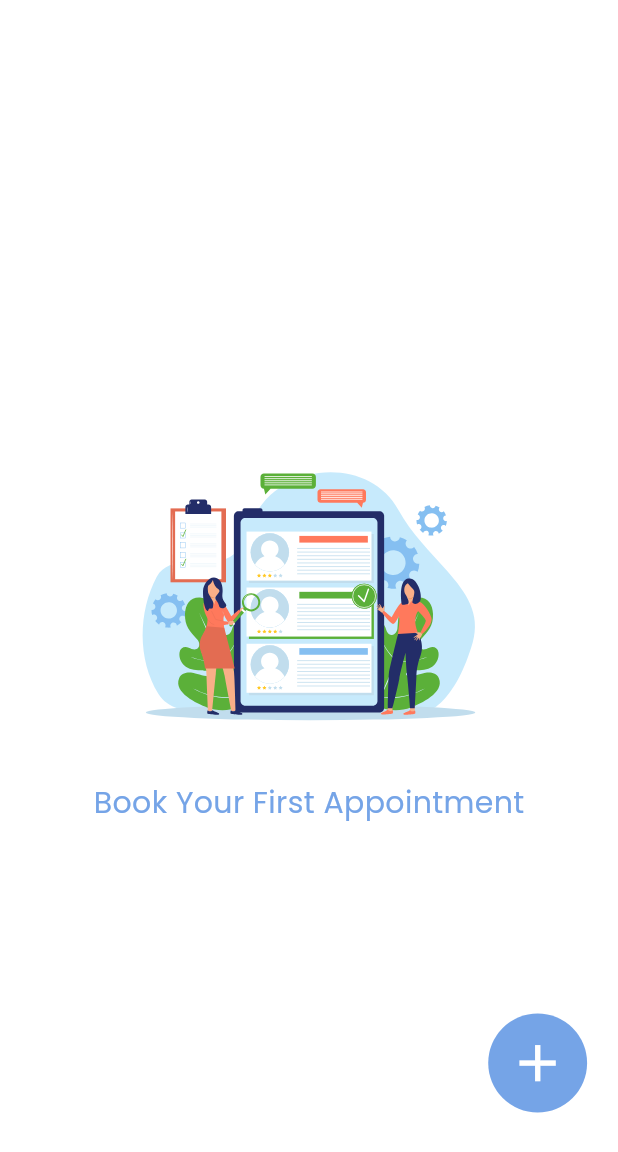
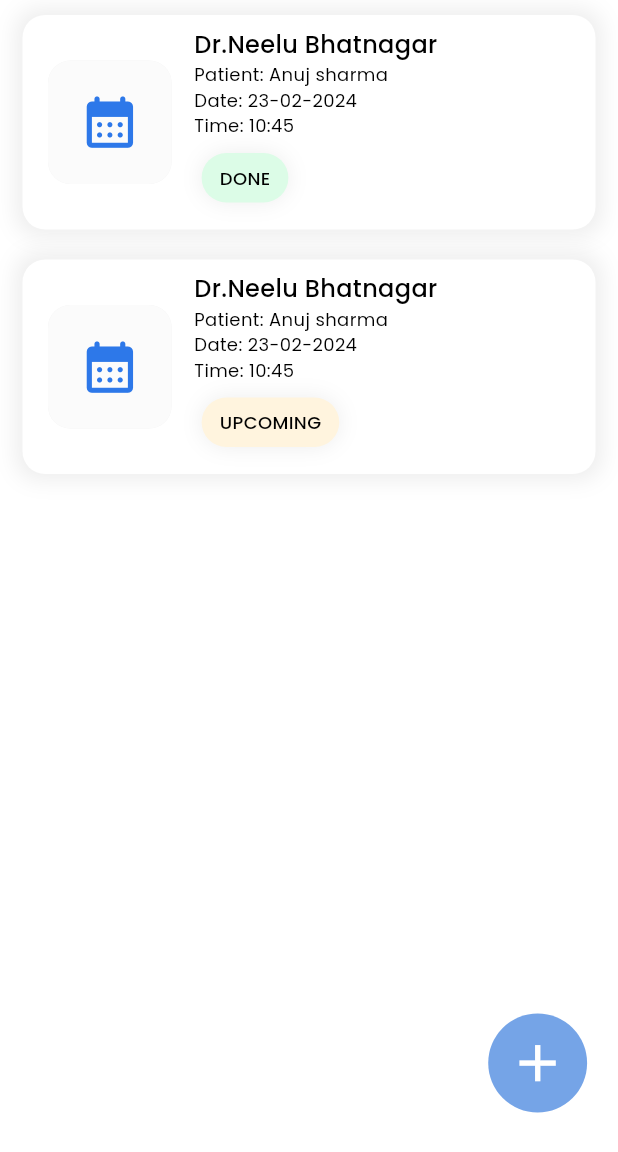
Before and after one commit to prachi-git99/Docinzo, a Flutter app: the AppointmentTabScreen screen opened directly, on a phone screen of 412 x 824 dp. Shown: the top 1152 px of the screen. Run offline on Flutter 3.47's test engine with Material 3 defaults, Android fonts, the phone set to English and light mode, and no system bars; our stand-ins replace cloud_firestore, dotted_border, easy_date_timeline, file_picker, firebase_auth, firebase_core and 8 more; missing offline and left inert: time_slot; accounts and stored records are empty.

```diff
--- a/lib/consts/consts.dart
+++ b/lib/consts/consts.dart
@@ -1,6 +1,8 @@
 export 'package:flutter/material.dart';
+
 export './colors.dart';
+export './firebase_const.dart';
 export './images.dart';
+export './lists.dart';
 export './strings.dart';
 export './styles.dart';
-export './lists.dart';
--- a/lib/screens/book_appointment_screen/widgets/show_doctor_card.dart
+++ b/lib/screens/book_appointment_screen/widgets/show_doctor_card.dart
@@ -21,7 +21,7 @@ Widget showDoctorCard(context, doctorsList) {
         color: glassWhite,
         borderRadius: smallBorderRadius,
         blur: 12.0,
-        spread: 5.0,
+        spread: 0.0,
         child: Row(
           children: [
             CircleAvatar(
--- a/lib/screens/health_record_screen/appointment_screen/appointment_tab_screen.dart
+++ b/lib/screens/health_record_screen/appointment_screen/appointment_tab_screen.dart
@@ -1,13 +1,32 @@
 import 'package:doctor/common_widgets/gradient_background.dart';
 import 'package:doctor/consts/consts.dart';
 import 'package:doctor/screens/book_appointment_screen/doctors_list_screen.dart';
-import 'package:flutter_svg/svg.dart';
+import 'package:doctor/screens/health_record_screen/appointment_screen/widgets/show_appointment_list_cards.dart';
 
-import '../../../components/responsive_text.dart';
+import '../common_widgets/show_default_nodata_screen.dart';
 import '../common_widgets/show_floating_button.dart';
 
 class AppointmentTabScreen extends StatelessWidget {
-  const AppointmentTabScreen({Key? key}) : super(key: key);
+  AppointmentTabScreen({Key? key}) : super(key: key);
+
+  List<Map<String, dynamic>> appointmentData = [
+    {
+      "doctor_name": "Dr.Neelu Bhatnagar",
+      "patient_name": "Anuj sharma",
+      "created_at": "12-03-2024",
+      "appointment_time": "10:45",
+      "appointment_date": "23-02-2024",
+      "status": "DONE",
+    },
+    {
+      "doctor_name": "Dr.Neelu Bhatnagar",
+      "patient_name": "Anuj sharma",
+      "created_at": "12-03-2024",
+      "appointment_time": "10:45",
+      "appointment_date": "23-02-2024",
+      "status": "UPCOMING",
+    },
+  ];
 
   @override
   Widget build(BuildContext context) {
@@ -19,23 +38,9 @@ class AppointmentTabScreen extends StatelessWidget {
           backgroundColor: white,
           body: Stack(
             children: [
-              Center(
-                child: Column(
-                  mainAxisAlignment: MainAxisAlignment.center,
-                  children: [
-                    SvgPicture.asset("assets/images/$noReportsFoundImg",
-                        fit: BoxFit.contain,
-                        width: size.width,
-                        height: size.height * 0.3),
-                    responsiveText(
-                        context: context,
-                        textColor: secondaryColor,
-                        text: "Book Your First Appointment",
-                        fontWeight: FontWeight.w400,
-                        size: 20.0)
-                  ],
-                ),
-              ),
+              appointmentData.length != 0
+                  ? showAppointmentCardList(context, appointmentData)
+                  : showDefaultScreen(context, "Book Your First Appointment"),
               showFloatingButton(
                   context: context,
                   ontap: () {
--- /dev/null
+++ b/lib/screens/health_record_screen/appointment_screen/widgets/show_appointment_list_cards.dart
@@ -0,0 +1,95 @@
+import 'package:doctor/consts/consts.dart';
+
+import '../../../../components/responsive_text.dart';
+import '../../../../components/rounded_corner_container.dart';
+
+Widget showAppointmentCardList(context, data) {
+  var size = MediaQuery.of(context).size;
+  return Column(
+      children: List.generate(
+          data.length,
+          (index) => Padding(
+                padding: EdgeInsets.symmetric(
+                    vertical: containerVerMargin, horizontal: containerHorPadd),
+                child: roundedCornerContainer(
+                    color: white,
+                    spread: 4.0,
+                    borderRadius: smallBorderRadius,
+                    blur: 12.0,
+                    child: Row(
+                      children: [
+                        roundedCornerContainer(
+                            height: size.height * 0.1,
+                            width: size.width * 0.20,
+                            blur: 0.0,
+                            color: glassWhite,
+                            borderRadius: smallBorderRadius,
+                            child: Icon(
+                              Icons.calendar_month_rounded,
+                              color: primaryColor,
+                              size: size.width * 0.1,
+                            )),
+                        SizedBox(width: containerVerMargin),
+                        Column(
+                          crossAxisAlignment: CrossAxisAlignment.start,
+                          children: [
+                            Container(
+                              width: size.width * 0.52,
+                              child: responsiveText(
+                                  context: context,
+                                  textColor: black,
+                                  text: "${data[index]['doctor_name']}",
+                                  fontWeight: FontWeight.w500,
+                                  size: 16.0),
+                            ),
+                            Container(
+                              width: size.width * 0.52,
+                              child: responsiveText(
+                                  context: context,
+                                  textColor: black,
+                                  text:
+                                      "Patient: ${data[index]['patient_name']}",
+                                  fontWeight: FontWeight.w400,
+                                  size: 12.0),
+                            ),
+                            Container(
+                              width: size.width * 0.52,
+                              child: responsiveText(
+                                  context: context,
+                                  textColor: black,
+                                  text:
+                                      "Date: ${data[index]['appointment_date']}",
+                                  fontWeight: FontWeight.w400,
+                                  size: 12.0),
+                            ),
+                            Container(
+                              width: size.width * 0.52,
+                              child: responsiveText(
+                                  context: context,
+                                  textColor: black,
+                                  text:
+                                      "Time: ${data[index]['appointment_time']}",
+                                  fontWeight: FontWeight.w400,
+                                  size: 12.0),
+                            ),
+                            SizedBox(height: containerVerMargin),
+                            roundedCornerContainer(
+                              borderRadius: mediumBorderRadius,
+                              blur: 12.0,
+                              color: data[index]['status'] == "UPCOMING"
+                                  ? lightYellow
+                                  : lightGreen,
+                              child: responsiveText(
+                                  context: context,
+                                  textColor: black,
+                                  text: "${data[index]['status']}",
+                                  fontWeight: FontWeight.w500,
+                                  size: 12.0),
+                            ),
+                            SizedBox(height: containerVerMargin),
+                          ],
+                        ),
+                      ],
+                    )),
+              )));
+}
```
Also changed, not shown: lib/consts/firebase_const.dart (added, +12 -0 lines), lib/consts/lists.dart (+6 -6 lines), lib/controllers/auth_controller.dart (+77 -46 lines), lib/main.dart (+13 -1 lines), lib/screens/auth_screens/login_screen/login_screen.dart (+13 -8 lines), lib/screens/auth_screens/otp_screen/otp_screen.dart (+5 -6 lines), lib/screens/health_record_screen/record_screen/report_tab_screen.dart (+5 -3 lines), lib/screens/health_record_screen/record_screen/widgets/show_reports_list_card.dart (+20 -8 lines), pubspec.yaml (+16 -1 lines), assets/images/loginImg.svg, pubspec.lock, 6 other files.
